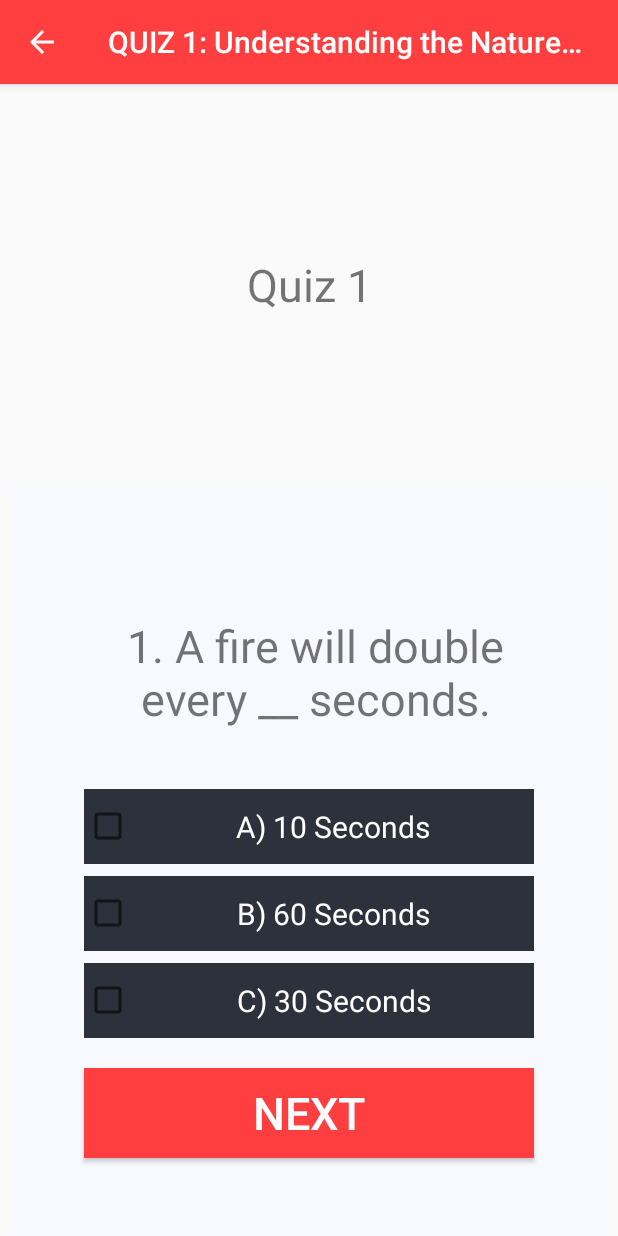
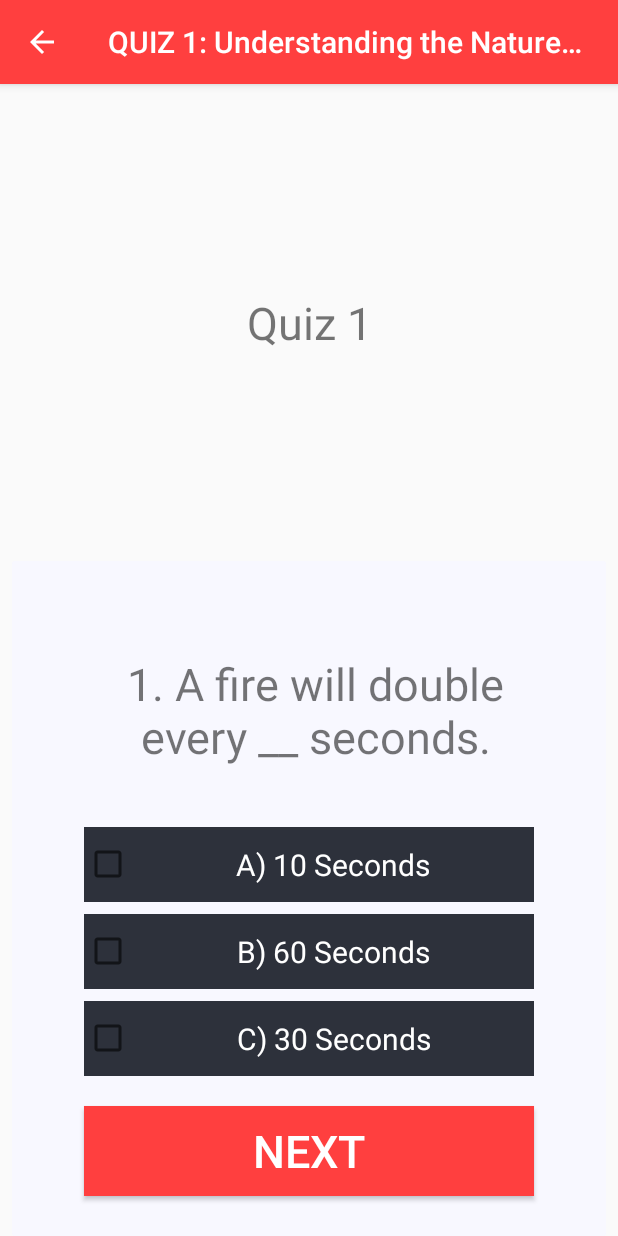
Before and after one commit to AloysiusGChua/115_Project, an Android app: the QuizOne screen opened directly, with no data from a screen before it, on a phone screen of 412 x 824 dp. Run offline under Robolectric (Android 15) with nearby library versions, the phone set to English and light mode, and no system bars.

Commit message:
Update Progress

```diff
--- a/app/src/main/java/com/ust/project/SplashScreen.java
+++ b/app/src/main/java/com/ust/project/SplashScreen.java
@@ -10,7 +10,7 @@ import android.os.Handler;
 
 public class SplashScreen extends AppCompatActivity {
 
-    private final int SPLASH_DISPLAY_LENGTH = 2000;
+    private final int SPLASH_DISPLAY_LENGTH = 1500;
 
     @Override
     protected void onCreate(Bundle savedInstanceState) {
--- a/app/src/main/res/values/styles.xml
+++ b/app/src/main/res/values/styles.xml
@@ -87,7 +87,7 @@
 
     <style name="CardViewQuiz">
         <item name="android:layout_width">match_parent</item>
-        <item name="android:layout_height">500dp</item>
+        <item name="android:layout_height">450dp</item>
         <item name="android:layout_marginEnd">8dp</item>
         <item name="android:layout_marginLeft">8dp</item>
         <item name="android:layout_marginRight">8dp</item>
```
